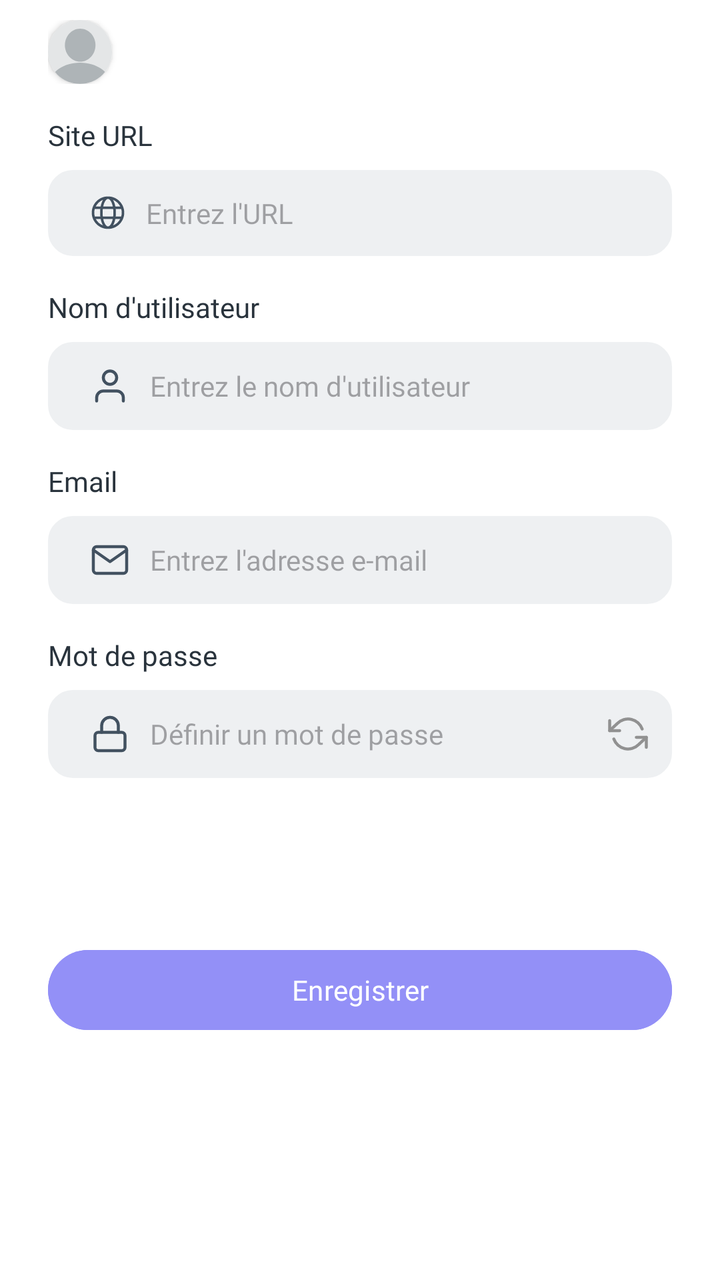
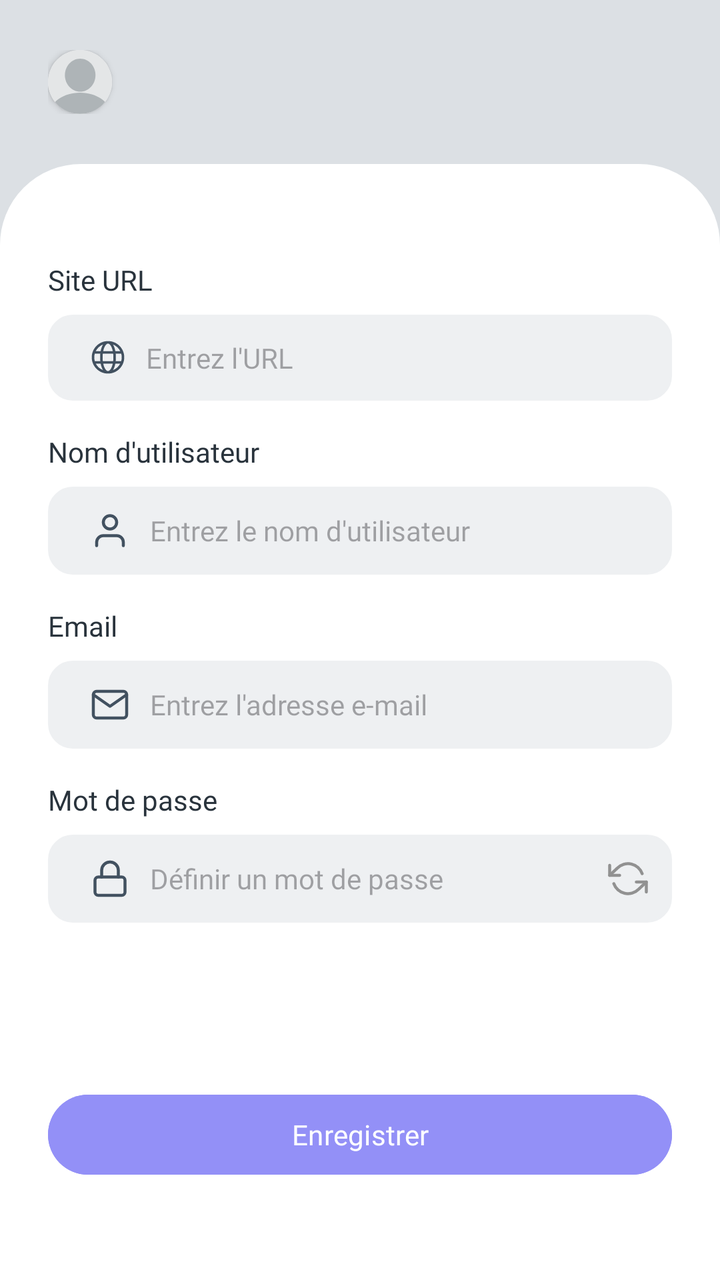

The first picture is an Android layout as it rendered before a commit; the second is the same layout after the commit. The layout source and the unified diff follow.
<!-- AndroidManifest.xml: application theme Theme.ManagePass -->
<!-- res/layout/activity_add_password.xml -->
<androidx.constraintlayout.widget.ConstraintLayout xmlns:android="http://schemas.android.com/apk/res/android"
    xmlns:app="http://schemas.android.com/apk/res-auto"
    xmlns:tools="http://schemas.android.com/tools"
    android:id="@+id/main"
    android:layout_width="match_parent"
    android:layout_height="match_parent"
    android:background="@color/white"
    tools:context=".AddPasswordActivity">

    <LinearLayout
        android:id="@+id/linearLayout2"
        android:layout_width="0dp"
        android:layout_height="0dp"
        android:orientation="vertical"
        app:layout_constraintBottom_toBottomOf="parent"
        app:layout_constraintEnd_toEndOf="parent"
        app:layout_constraintStart_toStartOf="parent"
        app:layout_constraintTop_toTopOf="parent"
        android:layout_marginLeft="24dp" android:layout_marginRight="24dp">
        <LinearLayout
            android:id="@+id/linearLayout"
            android:layout_width="match_parent"
            android:layout_height="wrap_content"
            android:layout_marginTop="10dp"
            android:orientation="horizontal"
            app:layout_constraintEnd_toEndOf="parent"
            app:layout_constraintStart_toStartOf="parent"
            app:layout_constraintTop_toTopOf="@+id/linearLayout2">

            <androidx.cardview.widget.CardView
                android:layout_width="32dp"
                android:layout_height="32dp"
                app:cardCornerRadius="100dp">

                <ImageView
                    android:id="@+id/user_image"
                    android:layout_width="32dp"
                    android:layout_height="32dp"
                    android:layout_marginEnd="8dp"
                    android:src="@drawable/blank_profile_picture_973460" />
            </androidx.cardview.widget.CardView>

            <TextView
                android:id="@+id/welcome_text"
                android:layout_width="wrap_content"
                android:layout_height="wrap_content"
                android:fontFamily="sans-serif-medium"
                android:gravity="center_vertical"
                android:textColor="@android:color/black"
                android:textSize="18sp" />
        </LinearLayout>
        
        <TextView
            android:id="@+id/site_url_label"
            style="@style/s_medium"
            android:layout_width="wrap_content"
            android:layout_height="wrap_content"
            android:layout_marginTop="16dp"
            android:layout_marginBottom="8dp"
            android:textColor="@color/neutral_800"
            android:text="@string/add_password_label_site_url" />
        <EditText
            android:id="@+id/site_url_input"
            android:layout_width="match_parent"
            android:layout_height="wrap_content"
            android:background="@drawable/input_style_bordure"
            android:drawableStart="@drawable/url"
            android:drawablePadding="10dp"
            style="@style/s_medium_grey_neutral"
            android:hint="@string/add_password_placeholder_site_url"
            android:paddingTop="12dp"
            android:paddingBottom="12dp"
            android:paddingLeft="21dp"
            />
        
        <TextView
            android:id="@+id/add_password_label_username"
            style="@style/s_medium"
            android:layout_width="wrap_content"
            android:layout_height="wrap_content"
            android:layout_marginTop="16dp"
            android:layout_marginBottom="8dp"
            android:textColor="@color/neutral_800"
            android:text="@string/add_password_label_username" />
        <EditText
            android:id="@+id/add_password_placeholder_username"
            android:layout_width="match_parent"
            android:layout_height="wrap_content"
            android:background="@drawable/input_style_bordure"
            android:drawableStart="@drawable/user__1_"
            android:drawablePadding="10dp"
            style="@style/s_medium_grey_neutral"
            android:hint="@string/add_password_placeholder_username"
            android:paddingTop="12dp"
            android:paddingBottom="12dp"
            android:paddingLeft="21dp"
            />
        
        <TextView
            android:id="@+id/login_page_label_email"
            style="@style/s_medium"
            android:layout_width="wrap_content"
            android:layout_height="wrap_content"
            android:layout_marginTop="16dp"
            android:layout_marginBottom="8dp"
            android:textColor="@color/neutral_800"
            android:text="@string/login_page_label_email" />
        <EditText
            android:id="@+id/add_password_placeholder_email"
            android:layout_width="match_parent"
            android:layout_height="wrap_content"
            android:background="@drawable/input_style_bordure"
            android:drawableStart="@drawable/mail"
            android:drawablePadding="10dp"
            style="@style/s_medium_grey_neutral"
            android:hint="@string/add_password_placeholder_email"
            android:paddingTop="12dp"
            android:paddingBottom="12dp"
            android:paddingLeft="21dp"
            />
        
        <TextView
            android:id="@+id/login_page_label_password"
            style="@style/s_medium"
            android:layout_width="wrap_content"
            android:layout_height="wrap_content"
            android:layout_marginTop="16dp"
            android:layout_marginBottom="8dp"
            android:textColor="@color/neutral_800"
            android:text="@string/login_page_label_password" />

        <RelativeLayout
            android:layout_width="match_parent"
            android:layout_height="wrap_content"
            >
            
            <EditText
                android:id="@+id/register_input_password"
                android:layout_width="match_parent"
                android:layout_height="wrap_content"
                android:background="@drawable/input_style_bordure"
                android:drawableStart="@drawable/password__"
                android:drawablePadding="10dp"
                style="@style/s_medium_grey_neutral"
                android:hint="@string/register_label_password"
                android:paddingTop="12dp"
                android:paddingBottom="12dp"
                android:paddingLeft="21dp" />

            
            <ImageView
                android:id="@+id/refresh_icone"
                android:layout_width="24dp"
                android:layout_height="wrap_content"
                android:layout_alignParentEnd="true"
                android:layout_centerVertical="true"
                android:layout_marginEnd="10dp"
                android:clickable="true"
                android:focusable="true"
                android:src="@drawable/refresh_ccw" />
        </RelativeLayout>
        
        <Button
            android:id="@+id/add_password_button_save"
            style="@style/s_semibold_white"
            android:layout_width="match_parent"
            android:layout_height="wrap_content"
            android:layout_marginBottom="16dp"
            android:layout_marginTop="82dp"
            android:backgroundTint="@color/mauve_pastel"
            android:text="@string/add_password_button_save" />
    </LinearLayout>

</androidx.constraintlayout.widget.ConstraintLayout>
<!-- resources referenced by this layout -->
<resources>
  <color name="mauve_pastel">#9390F7</color>
  <color name="neutral_800">#29333C</color>
  <color name="white">#FFFFFFFF</color>
  <!-- drawable blank_profile_picture_973460 (drawable) -->
  <vector xmlns:android="http://schemas.android.com/apk/res/android"
      android:width="401dp"
      android:height="401dp"
      android:viewportWidth="401"
      android:viewportHeight="401">
    <path
        android:pathData="M-44.74,-44.74l490.42,0l0,490.42l-490.42,0z"
        android:fillColor="#E4E6E7"/>
    <path
        android:pathData="m201,267.14c-103.36,0 -187.75,58.93 -192.48,132.84l384.99,0c-4.73,-73.92 -89.16,-132.84 -192.51,-132.84z"
        android:fillColor="#AEB4B7"/>
    <path
        android:pathData="m297.61,158.03c0,57.17 -42.93,103.52 -95.9,103.52s-95.9,-46.35 -95.9,-103.52 42.93,-103.52 95.9,-103.52c52.97,0 95.9,46.35 95.9,103.51z"
        android:fillColor="#AEB4B7"/>
  </vector>
  <!-- drawable input_style_bordure (drawable) -->
  <?xml version="1.0" encoding="utf-8"?>
  <selector xmlns:android="http://schemas.android.com/apk/res/android">
      <item>
          <shape>
              
              <solid android:color="#EEF0F2" />
  
              
              <stroke
                  android:width="1dp"
                  android:color="#EEF0F2" />
  
              
              <corners android:radius="12dp" />
          </shape>
      </item>
  </selector>
  <string name="add_password_button_save">Enregistrer</string>
  <string name="add_password_label_site_url">Site URL</string>
  <string name="add_password_label_username">Nom d\'utilisateur</string>
  <string name="add_password_placeholder_email">Entrez l\'adresse e-mail</string>
  <string name="add_password_placeholder_site_url">Entrez l\'URL</string>
  <string name="add_password_placeholder_username">Entrez le nom d\'utilisateur</string>
  <string name="login_page_label_email">Email</string>
  <string name="login_page_label_password">Mot de passe</string>
  <string name="register_label_password">Définir un mot de passe</string>
  <style name="s_medium" parent="lexend_medium">
          <item name="android:textColor">@color/neutral</item>
          <item name="android:textSize">14dp</item>
      </style>
  <style name="s_medium_grey_neutral" parent="lexend_medium">
          <item name="android:textColor">@color/grey_neutral</item>
          <item name="hintTextColor">@color/grey_neutral</item>
          <item name="android:textSize">14dp</item>
      </style>
  <style name="s_semibold_white" parent="lexend_semibold">
          <item name="android:textColor">@color/white</item>
          <item name="android:textSize">14dp</item>
      </style>
  <style name="Theme.ManagePass" parent="Base.Theme.ManagePass" />
  <style name="lexend_medium">
          <item name="android:fontFamily">@font/lexendmedium</item>
      </style>
  <color name="neutral">#1A1C1E</color>
  <color name="grey_neutral">#526578</color>
  <style name="lexend_semibold">
          <item name="android:fontFamily">@font/lexendsemibold</item>
      </style>
  <style name="Base.Theme.ManagePass" parent="Theme.Material3.DayNight.NoActionBar">
          
          
      </style>
  <!-- unchanged entries left out for length: 5 -->
</resources>

<!-- the commit's change to res/layout/activity_add_password.xml (unified diff, before → after) -->
@@ -16,12 +16,14 @@
         app:layout_constraintEnd_toEndOf="parent"
         app:layout_constraintStart_toStartOf="parent"
         app:layout_constraintTop_toTopOf="parent"
-        android:layout_marginLeft="24dp" android:layout_marginRight="24dp">
+        android:background="@color/neutral_100">
         <LinearLayout
+            android:paddingLeft="24dp" android:paddingRight="24dp"
             android:id="@+id/linearLayout"
             android:layout_width="match_parent"
             android:layout_height="wrap_content"
-            android:layout_marginTop="10dp"
+            android:paddingTop="25dp"
+            android:paddingBottom="25dp"
             android:orientation="horizontal"
             app:layout_constraintEnd_toEndOf="parent"
             app:layout_constraintStart_toStartOf="parent"
@@ -30,7 +32,7 @@
             <androidx.cardview.widget.CardView
                 android:layout_width="32dp"
                 android:layout_height="32dp"
-                app:cardCornerRadius="100dp">
+                app:cardCornerRadius="100dp" android:background="@color/neutral_800">
 
                 <ImageView
                     android:id="@+id/user_image"
@@ -50,125 +52,132 @@
                 android:textSize="18sp" />
         </LinearLayout>
         
-        <TextView
-            android:id="@+id/site_url_label"
-            style="@style/s_medium"
-            android:layout_width="wrap_content"
-            android:layout_height="wrap_content"
-            android:layout_marginTop="16dp"
-            android:layout_marginBottom="8dp"
-            android:textColor="@color/neutral_800"
-            android:text="@string/add_password_label_site_url" />
-        <EditText
-            android:id="@+id/site_url_input"
+        <LinearLayout
+            android:paddingLeft="24dp" android:paddingRight="24dp"
             android:layout_width="match_parent"
-            android:layout_height="wrap_content"
-            android:background="@drawable/input_style_bordure"
-            android:drawableStart="@drawable/url"
-            android:drawablePadding="10dp"
-            style="@style/s_medium_grey_neutral"
-            android:hint="@string/add_password_placeholder_site_url"
-            android:paddingTop="12dp"
-            android:paddingBottom="12dp"
-            android:paddingLeft="21dp"
-            />
-        
-        <TextView
-            android:id="@+id/add_password_label_username"
-            style="@style/s_medium"
-            android:layout_width="wrap_content"
-            android:layout_height="wrap_content"
-            android:layout_marginTop="16dp"
-            android:layout_marginBottom="8dp"
-            android:textColor="@color/neutral_800"
-            android:text="@string/add_password_label_username" />
-        <EditText
-            android:id="@+id/add_password_placeholder_username"
-            android:layout_width="match_parent"
-            android:layout_height="wrap_content"
-            android:background="@drawable/input_style_bordure"
-            android:drawableStart="@drawable/user__1_"
-            android:drawablePadding="10dp"
-            style="@style/s_medium_grey_neutral"
-            android:hint="@string/add_password_placeholder_username"
-            android:paddingTop="12dp"
-            android:paddingBottom="12dp"
-            android:paddingLeft="21dp"
-            />
-        
-        <TextView
-            android:id="@+id/login_page_label_email"
-            style="@style/s_medium"
-            android:layout_width="wrap_content"
-            android:layout_height="wrap_content"
-            android:layout_marginTop="16dp"
-            android:layout_marginBottom="8dp"
-            android:textColor="@color/neutral_800"
-            android:text="@string/login_page_label_email" />
-        <EditText
-            android:id="@+id/add_password_placeholder_email"
-            android:layout_width="match_parent"
-            android:layout_height="wrap_content"
-            android:background="@drawable/input_style_bordure"
-            android:drawableStart="@drawable/mail"
-            android:drawablePadding="10dp"
-            style="@style/s_medium_grey_neutral"
-            android:hint="@string/add_password_placeholder_email"
-            android:paddingTop="12dp"
-            android:paddingBottom="12dp"
-            android:paddingLeft="21dp"
-            />
-        
-        <TextView
-            android:id="@+id/login_page_label_password"
-            style="@style/s_medium"
-            android:layout_width="wrap_content"
-            android:layout_height="wrap_content"
-            android:layout_marginTop="16dp"
-            android:layout_marginBottom="8dp"
-            android:textColor="@color/neutral_800"
-            android:text="@string/login_page_label_password" />
-
-        <RelativeLayout
-            android:layout_width="match_parent"
-            android:layout_height="wrap_content"
-            >
-            
+            android:layout_height="match_parent" android:orientation="vertical" android:background="@drawable/rounded_top_corners" android:gravity="center_vertical">
+            <TextView
+                android:id="@+id/site_url_label"
+                style="@style/s_medium"
+                android:layout_width="wrap_content"
+                android:layout_height="wrap_content"
+                android:layout_marginTop="16dp"
+                android:layout_marginBottom="8dp"
+                android:textColor="@color/neutral_800"
+                android:text="@string/add_password_label_site_url" />
             <EditText
-                android:id="@+id/register_input_password"
+                android:id="@+id/site_url_input"
                 android:layout_width="match_parent"
                 android:layout_height="wrap_content"
                 android:background="@drawable/input_style_bordure"
-                android:drawableStart="@drawable/password__"
+                android:drawableStart="@drawable/url"
                 android:drawablePadding="10dp"
                 style="@style/s_medium_grey_neutral"
-                android:hint="@string/register_label_password"
+                android:hint="@string/add_password_placeholder_site_url"
                 android:paddingTop="12dp"
                 android:paddingBottom="12dp"
-                android:paddingLeft="21dp" />
+                android:paddingLeft="21dp"
+                />
+            
+            <TextView
+                android:id="@+id/add_password_label_username"
+                style="@style/s_medium"
+                android:layout_width="wrap_content"
+                android:layout_height="wrap_content"
+                android:layout_marginTop="16dp"
+                android:layout_marginBottom="8dp"
+                android:textColor="@color/neutral_800"
+                android:text="@string/add_password_label_username" />
+            <EditText
+                android:id="@+id/add_password_placeholder_username"
+                android:layout_width="match_parent"
+                android:layout_height="wrap_content"
+                android:background="@drawable/input_style_bordure"
+                android:drawableStart="@drawable/user__1_"
+                android:drawablePadding="10dp"
+                style="@style/s_medium_grey_neutral"
+                android:hint="@string/add_password_placeholder_username"
+                android:paddingTop="12dp"
+                android:paddingBottom="12dp"
+                android:paddingLeft="21dp"
+                />
+            
+            <TextView
+                android:id="@+id/login_page_label_email"
+                style="@style/s_medium"
+                android:layout_width="wrap_content"
+                android:layout_height="wrap_content"
+                android:layout_marginTop="16dp"
+                android:layout_marginBottom="8dp"
+                android:textColor="@color/neutral_800"
+                android:text="@string/login_page_label_email" />
+            <EditText
+                android:id="@+id/add_password_placeholder_email"
+                android:layout_width="match_parent"
+                android:layout_height="wrap_content"
+                android:background="@drawable/input_style_bordure"
+                android:drawableStart="@drawable/mail"
+                android:drawablePadding="10dp"
+                style="@style/s_medium_grey_neutral"
+                android:hint="@string/add_password_placeholder_email"
+                android:paddingTop="12dp"
+                android:paddingBottom="12dp"
+                android:paddingLeft="21dp"
+                />
+            
+            <TextView
+                android:id="@+id/login_page_label_password"
+                style="@style/s_medium"
+                android:layout_width="wrap_content"
+                android:layout_height="wrap_content"
+                android:layout_marginTop="16dp"
+                android:layout_marginBottom="8dp"
+                android:textColor="@color/neutral_800"
+                android:text="@string/login_page_label_password" />
 
+            <RelativeLayout
+                android:layout_width="match_parent"
+                android:layout_height="wrap_content"
+                >
+                
+                <EditText
+                    android:id="@+id/register_input_password"
+                    android:layout_width="match_parent"
+                    android:layout_height="wrap_content"
+                    android:background="@drawable/input_style_bordure"
+                    android:drawableStart="@drawable/password__"
+                    android:drawablePadding="10dp"
+                    style="@style/s_medium_grey_neutral"
+                    android:hint="@string/register_label_password"
+                    android:paddingTop="12dp"
+                    android:paddingBottom="12dp"
+                    android:paddingLeft="21dp" />
+
+                
+                <ImageView
+                    android:id="@+id/refresh_icone"
+                    android:layout_width="24dp"
+                    android:layout_height="wrap_content"
+                    android:layout_alignParentEnd="true"
+                    android:layout_centerVertical="true"
+                    android:layout_marginEnd="10dp"
+                    android:clickable="true"
+                    android:focusable="true"
+                    android:src="@drawable/refresh_ccw" />
+            </RelativeLayout>
             
-            <ImageView
-                android:id="@+id/refresh_icone"
-                android:layout_width="24dp"
+
+            <Button
+                android:id="@+id/add_password_button_save"
+                style="@style/s_semibold_white"
+                android:layout_width="match_parent"
                 android:layout_height="wrap_content"
-                android:layout_alignParentEnd="true"
-                android:layout_centerVertical="true"
-                android:layout_marginEnd="10dp"
-                android:clickable="true"
-                android:focusable="true"
-                android:src="@drawable/refresh_ccw" />
-        </RelativeLayout>
-        
-        <Button
-            android:id="@+id/add_password_button_save"
-            style="@style/s_semibold_white"
-            android:layout_width="match_parent"
-            android:layout_height="wrap_content"
-            android:layout_marginBottom="16dp"
-            android:layout_marginTop="82dp"
-            android:backgroundTint="@color/mauve_pastel"
-            android:text="@string/add_password_button_save" />
+                android:layout_marginTop="82dp"
+                android:layout_marginBottom="16dp"
+                android:backgroundTint="@color/mauve_pastel"
+                android:text="@string/add_password_button_save" />
+        </LinearLayout>
+
     </LinearLayout>
 
 </androidx.constraintlayout.widget.ConstraintLayout>
<!-- resource entries referenced after the edit -->
@@ -1,6 +1,7 @@
 <!-- resources referenced by this layout -->
 <resources>
   <color name="mauve_pastel">#9390F7</color>
+  <color name="neutral_100">#DCE0E4</color>
   <color name="neutral_800">#29333C</color>
   <color name="white">#FFFFFFFF</color>
   <!-- drawable blank_profile_picture_973460 (drawable) -->
@@ -34,6 +35,23 @@
   
               
               <corners android:radius="12dp" />
+          </shape>
+      </item>
+  </selector>
+  <!-- drawable rounded_top_corners (drawable) -->
+  <?xml version="1.0" encoding="utf-8"?>
+  <selector xmlns:android="http://schemas.android.com/apk/res/android">
+      <item>
+          <shape>
+              <solid android:color="#FFFFFF" />
+              <stroke
+                  android:width="1dp"
+                  android:color="#FFFFFF" />
+              <corners
+                  android:topLeftRadius="40dp"
+                  android:topRightRadius="40dp"
+                  android:bottomLeftRadius="0dp"
+                  android:bottomRightRadius="0dp" />
           </shape>
       </item>
   </selector>
